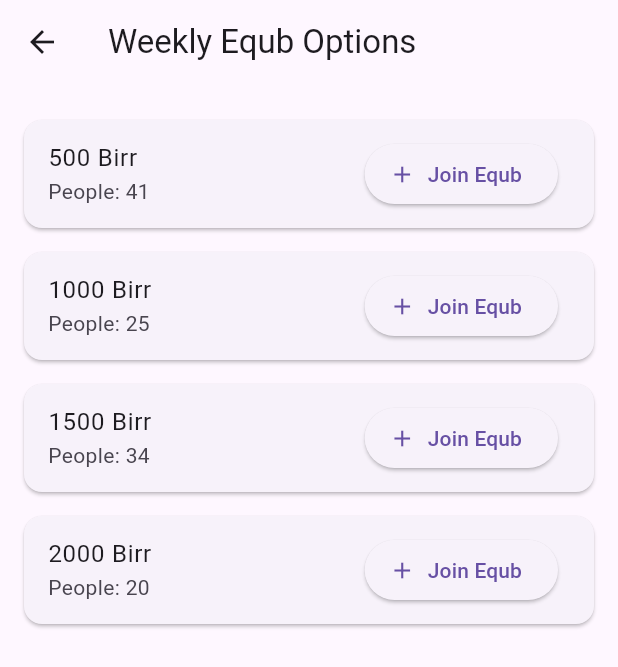
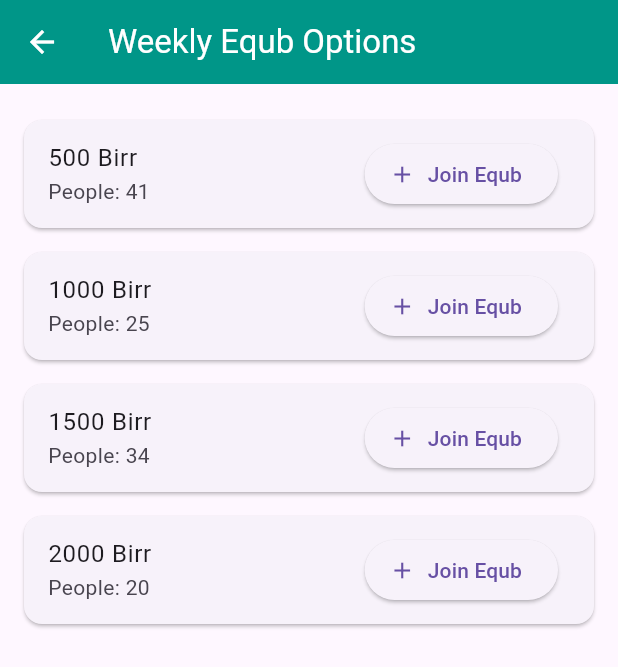
Before and after one commit to johnassefatheeth/eqube, a Flutter app: the screen it shows after launch, after a tap on "Weekly Equb", on a phone screen of 412 x 824 dp. Shown: the top 667 px of the screen. Run offline on Flutter 3.47's test engine with Material 3 defaults, Android fonts, the phone set to English and light mode, and no system bars; our stand-ins replace image_picker; network calls fail.

Commit message:
uniforming the pages

```diff
--- a/lib/components/drawerHead.dart
+++ b/lib/components/drawerHead.dart
@@ -13,7 +13,7 @@ class _DrawerHeaderpartState extends State<DrawerHeaderpart> {
   Widget build(BuildContext context) {
     // continer widget
     return Container(
-      color: const Color.fromARGB(255, 23, 55, 108),
+      color:  Colors.teal,
       width: double.infinity,
       height: 200,
       padding: const EdgeInsets.all(20),
--- a/lib/pages/Notification.dart
+++ b/lib/pages/Notification.dart
@@ -42,7 +42,10 @@ class NotificationsPage extends StatelessWidget {
   Widget build(BuildContext context) {
     return Scaffold(
       appBar: AppBar(
-        title: Text('Notifications'),
+        title: Text('Notifications',
+            style: TextStyle(color: Colors.white)), // Set the title text color
+        backgroundColor: Colors.teal,
+        iconTheme: IconThemeData(color: Colors.white),
       ),
       body: ListView.builder(
         itemCount: notifications.length,
--- a/lib/pages/home.dart
+++ b/lib/pages/home.dart
@@ -8,7 +8,10 @@ class HomePage extends StatelessWidget {
   Widget build(BuildContext context) {
     return Scaffold(
       appBar: AppBar(
-        title: Text('Home'),
+        title: const Text('Home',
+            style: TextStyle(color: Colors.white)), // Set the title text color
+        backgroundColor: Colors.teal,
+        iconTheme: IconThemeData(color: Colors.white),
         actions: [
           IconButton(
             icon: Icon(Icons.notifications),
--- a/lib/pages/my_equb.dart
+++ b/lib/pages/my_equb.dart
@@ -73,7 +73,10 @@ class _MyEqubPageState extends State<MyEqubPage> {
   Widget build(BuildContext context) {
     return Scaffold(
       appBar: AppBar(
-        title: Text('My Equb'),
+        title: Text('My Equb',
+            style: TextStyle(color: Colors.white)), // Set the title text color
+        backgroundColor: Colors.teal,
+        iconTheme: IconThemeData(color: Colors.white),
       ),
       body: _currentIndex == 0 ? _buildActiveEqubs() : _buildEqubHistory(),
       bottomNavigationBar: BottomNavigationBar(
--- a/lib/pages/setdetails.dart
+++ b/lib/pages/setdetails.dart
@@ -26,7 +26,10 @@ class SetEqubDetailsPage extends StatelessWidget {
 
     return Scaffold(
       appBar: AppBar(
-        title: Text('$equbType Equb Options'),
+        title: Text('$equbType Equb Options',
+            style: TextStyle(color: Colors.white)), // Set the title text color
+        backgroundColor: Colors.teal,
+        iconTheme: IconThemeData(color: Colors.white),
       ),
       body: Padding(
         padding: const EdgeInsets.all(16.0),
```
